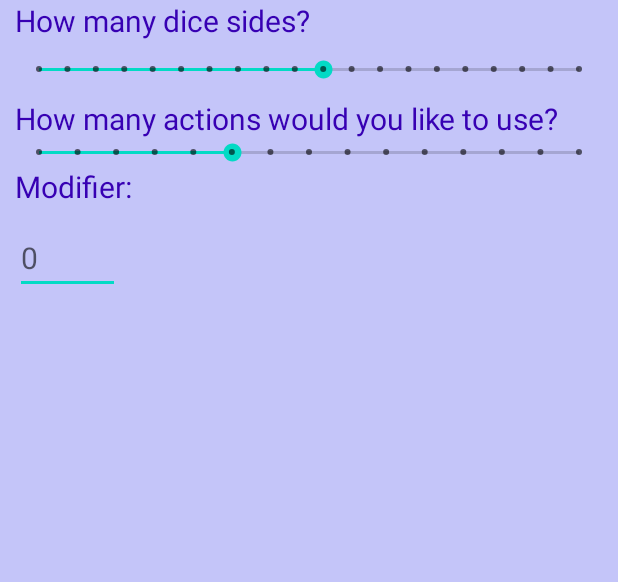
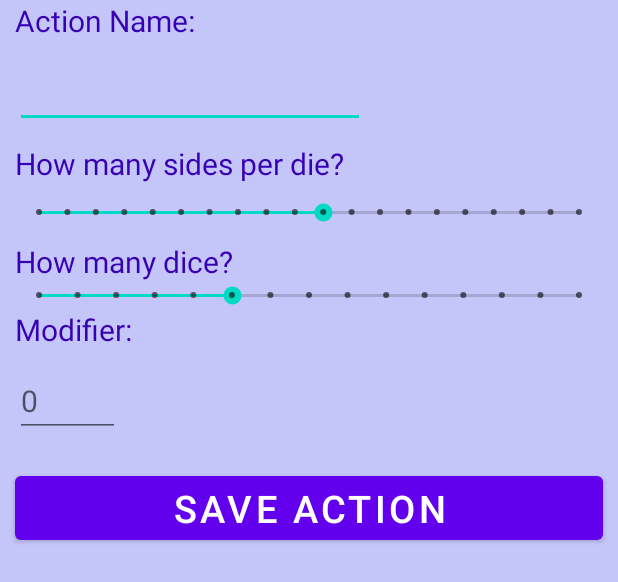
Before and after one commit to thomca/CPTR-405, an Android app: the layout save_action_popup.xml on its own in the app's theme, with its tools: preview values and no code run, on a phone screen of 412 x 824 dp. Shown: the top 582 px of the screen. Run offline under Robolectric (Android 15) with nearby library versions, the phone set to English and light mode, and no system bars.

Commit message:
Save action/edit action with database updates to come

```diff
--- a/CharacterLinkRolling/app/src/main/res/layout/save_action_popup.xml
+++ b/CharacterLinkRolling/app/src/main/res/layout/save_action_popup.xml
@@ -1,22 +1,41 @@
 <?xml version="1.0" encoding="utf-8"?>
 <LinearLayout xmlns:android="http://schemas.android.com/apk/res/android"
-    xmlns:app="http://schemas.android.com/apk/res-auto"
     android:orientation="vertical"
     android:layout_width="match_parent"
     android:layout_height="wrap_content">
 
     <TextView
-        android:id="@+id/diceSides"
+        android:id="@+id/ActionNameLabel"
+        android:layout_width="wrap_content"
+        android:layout_height="wrap_content"
+        android:text="@string/action_name_field"
+        android:textSize="@dimen/section_text_Size"
+        android:layout_marginLeft="@dimen/standard_indent"
+        android:labelFor="@id/ActionNameField"
+        android:layout_marginStart="@dimen/standard_indent" />
+
+    <EditText
+        android:id="@+id/ActionNameField"
+        android:layout_width="wrap_content"
+        android:layout_height="wrap_content"
+        android:layout_margin="@dimen/standard_indent"
+        android:textSize="@dimen/section_text_Size"
+        android:ems="10"
+        android:importantForAutofill="no"
+        android:inputType="text" />
+
+    <TextView
+        android:id="@+id/ActionSides"
         android:layout_width="wrap_content"
         android:layout_height="wrap_content"
         android:text="@string/diceSideBarLabel"
         android:textSize="@dimen/section_text_Size"
         android:layout_marginLeft="@dimen/standard_indent"
-        android:labelFor="@id/diceSidesBar"
+        android:labelFor="@id/ActionSidesBar"
         android:layout_marginStart="@dimen/standard_indent" />
 
     <SeekBar
-        android:id="@+id/diceSidesBar"
+        android:id="@+id/ActionSidesBar"
         android:layout_margin="@dimen/standard_indent"
         android:layout_width="match_parent"
         android:layout_height="wrap_content"
@@ -25,18 +44,18 @@
         android:progress="10" />
 
     <TextView
-        android:id="@+id/diceCount"
+        android:id="@+id/ActionCount"
         android:layout_width="wrap_content"
         android:layout_height="wrap_content"
         android:layout_marginLeft="@dimen/standard_indent"
         android:layout_marginRight="@dimen/standard_indent"
         android:text="@string/diceCountBarLabel"
         android:textSize="@dimen/section_text_Size"
-        android:labelFor="@id/diceCountBar"
+        android:labelFor="@id/ActionCountBar"
         />
 
     <SeekBar
-        android:id="@+id/diceCountBar"
+        android:id="@+id/ActionCountBar"
         android:layout_width="match_parent"
         android:layout_height="wrap_content"
         android:layout_marginLeft="@dimen/standard_indent"
@@ -46,7 +65,7 @@
         android:progress="5" />
 
     <TextView
-        android:id="@+id/modifierLabel"
+        android:id="@+id/ActionModifierLabel"
         android:layout_marginLeft="@dimen/standard_indent"
         android:layout_marginRight="@dimen/standard_indent"
         android:text="@string/modifierPrompt"
@@ -57,7 +76,7 @@
         android:layout_marginEnd="@dimen/standard_indent" />
 
     <EditText
-        android:id="@+id/modifierField"
+        android:id="@+id/ActionModifierField"
         android:layout_width="wrap_content"
         android:layout_height="wrap_content"
         android:layout_margin="@dimen/standard_indent"
@@ -65,8 +84,13 @@
         android:ems="3"
         android:hint="@string/modifierHint"
         android:importantForAutofill="no"
-        android:inputType="number"
-        app:layout_constraintLeft_toRightOf="@id/modifierLabel"
-        app:layout_constraintBaseline_toBaselineOf="@id/modifierLabel" />
+        android:inputType="number" />
+
+    <Button
+        android:id="@+id/ActionSaveActionButton"
+        android:layout_width="match_parent"
+        android:layout_height="wrap_content"
+        android:layout_margin="@dimen/standard_indent"
+        android:text="@string/save_action_button" />
 
 </LinearLayout>
--- a/CharacterLinkRolling/app/src/main/res/values/strings.xml
+++ b/CharacterLinkRolling/app/src/main/res/values/strings.xml
@@ -2,8 +2,8 @@
     <!-- main page   -->
     <string name="app_name">Character Link Rolling</string>
     <string name="greeting">Welcome!</string>
-    <string name="diceCountBarLabel">How many actions would you like to use?</string>
-    <string name="diceSideBarLabel">How many dice sides?</string>
+    <string name="diceCountBarLabel">How many dice?</string>
+    <string name="diceSideBarLabel">How many sides per die?</string>
     <string name="modifierPrompt">Modifier:</string>
     <string name="modifierHint">0</string>
     <string name="rollDice">Roll</string>
@@ -42,5 +42,6 @@
 
     <string name="select_dice">Select dice</string>
     <string name="save_action_button">Save Action</string>
+    <string name="action_name_field">Action Name:</string>
 
 </resources>
```
Also changed, not shown: CharacterLinkRolling/app/src/main/java/edu/wallawalla/cs/thomca/characterlinkrolling/EditOrSaveAction.java (+178 -1 lines), CharacterLinkRolling/app/src/main/java/edu/wallawalla/cs/thomca/characterlinkrolling/MainActivity.java (+29 -17 lines), CharacterLinkRolling/app/src/main/java/edu/wallawalla/cs/thomca/characterlinkrolling/MainFragment.java (+3 -5 lines), CharacterLinkRolling/app/src/main/java/edu/wallawalla/cs/thomca/characterlinkrolling/SelectActionPopUp.java (+13 -3 lines).
